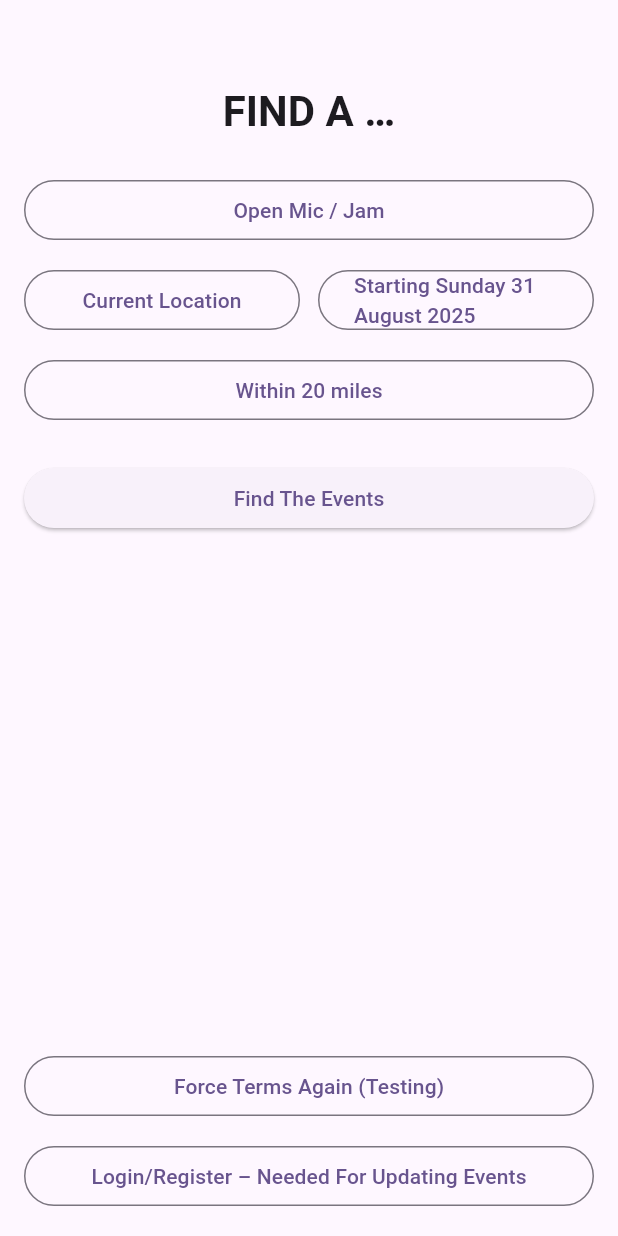
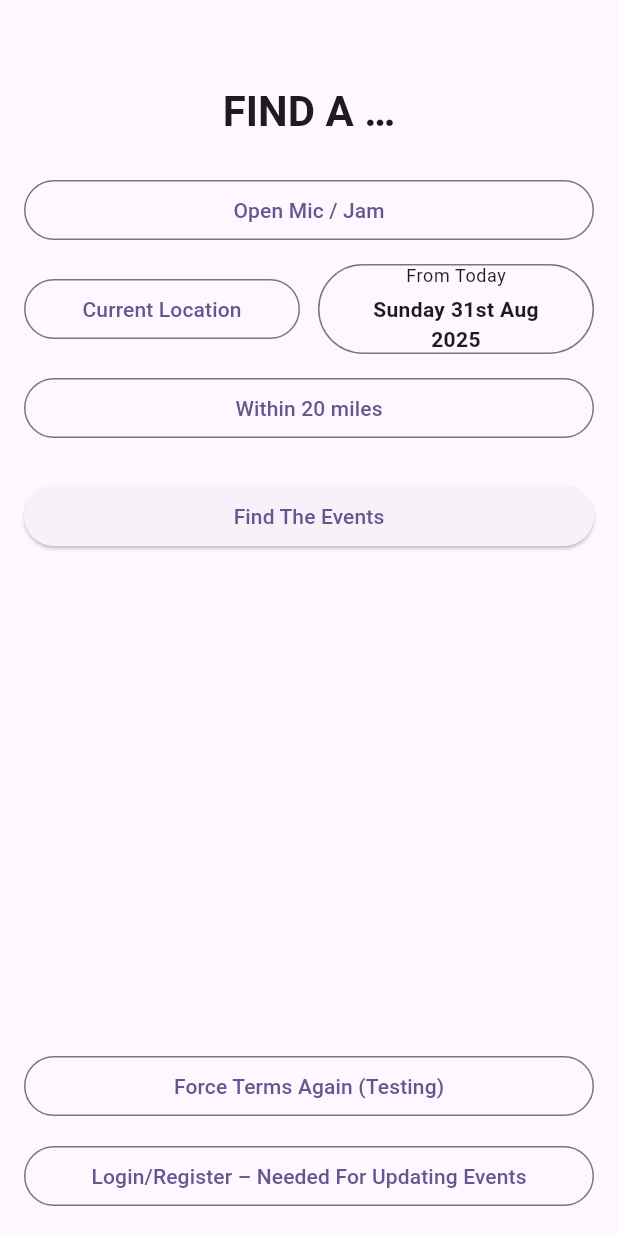
Before and after one commit to huggy101/findanevent, a Flutter app: the WelcomeScreen screen opened by its route, on a phone screen of 412 x 824 dp. Run offline on Flutter 3.47's test engine with Material 3 defaults, Android fonts, the phone set to English and light mode, and no system bars; our stand-ins replace cloud_firestore, firebase_auth, firebase_core, flutter_riverpod, geocoding, geolocator and 3 more; missing offline and left inert: what3words; accounts and stored records are empty.

Commit message:
today or not today on welcome screen date picker

```diff
--- a/lib/widgets/date_label.dart
+++ b/lib/widgets/date_label.dart
@@ -5,9 +5,52 @@ class DateLabel extends StatelessWidget {
   final DateTime date;
   const DateLabel({super.key, required this.date});
 
+  bool get _isToday {
+    final now = DateTime.now();
+    return date.year == now.year &&
+        date.month == now.month &&
+        date.day == now.day;
+  }
+
+  String _ordinal(int day) {
+    if (day >= 11 && day <= 13) return '${day}th';
+    switch (day % 10) {
+      case 1:
+        return '${day}st';
+      case 2:
+        return '${day}nd';
+      case 3:
+        return '${day}rd';
+      default:
+        return '${day}th';
+    }
+  }
+
+  String _formattedDate() {
+    final weekday = DateFormat('EEEE').format(date); // Monday
+    final month = DateFormat('MMM').format(date);    // Sep
+    final year = DateFormat('y').format(date);       // 2025
+    return '$weekday ${_ordinal(date.day)} $month $year';
+  }
+
   @override
   Widget build(BuildContext context) {
-    final f = DateFormat('EEEE d MMMM yyyy');
-    return Text('Starting ${f.format(date)}');
+    return Column(
+      mainAxisSize: MainAxisSize.min,
+      children: [
+        Text(
+          _isToday ? 'From Today' : 'From',
+          style: Theme.of(context).textTheme.bodySmall,
+        ),
+        const SizedBox(height: 4),
+        Text(
+          _formattedDate(),
+          style: Theme.of(context).textTheme.bodyMedium?.copyWith(
+                fontWeight: FontWeight.bold,
+              ),
+          textAlign: TextAlign.center,
+        ),
+      ],
+    );
   }
 }
```
